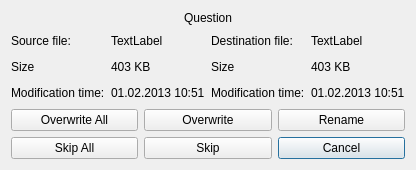
Above: qt-app/src/progressdialogs/cpromptdialog.ui from VioletGiraffe/file-commander before the change. Below: the same form after it.
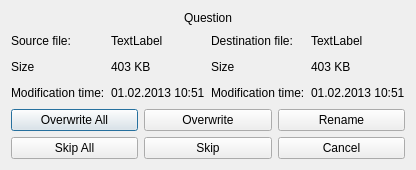
That is the form after the change.

Commit message: CPromptDialog: "Overwrite All" made the default button

```diff
--- a/qt-app/src/progressdialogs/cpromptdialog.ui
+++ b/qt-app/src/progressdialogs/cpromptdialog.ui
@@ -146,6 +146,9 @@
            <property name="text">
             <string>Cancel</string>
            </property>
+           <property name="autoDefault">
+            <bool>false</bool>
+           </property>
           </widget>
          </item>
          <item row="1" column="0">
@@ -153,6 +156,9 @@
            <property name="text">
             <string>Overwrite All</string>
            </property>
+           <property name="default">
+            <bool>true</bool>
+           </property>
           </widget>
          </item>
          <item row="2" column="1">
```
Left out of the diff: 12 changed lines with no effect on the pictures. The commit also changes 2 other files.
